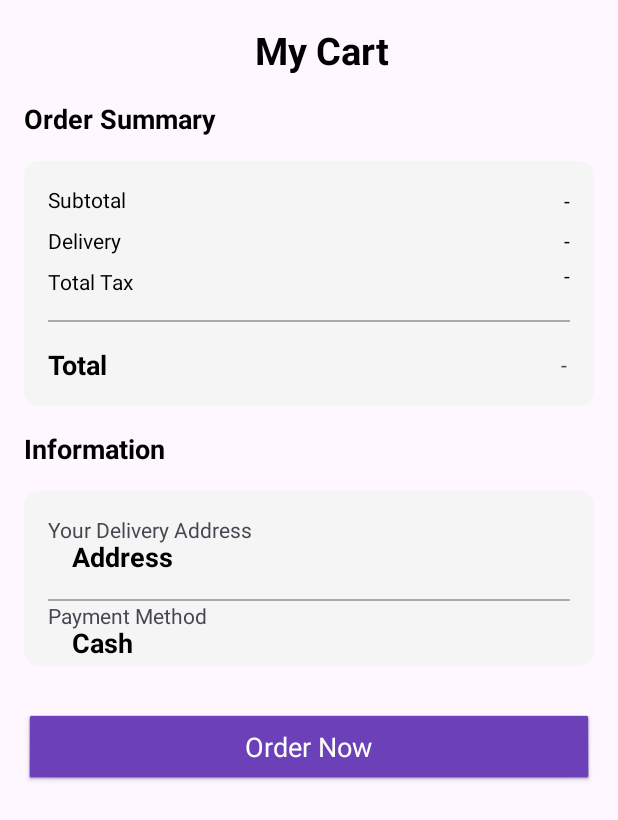
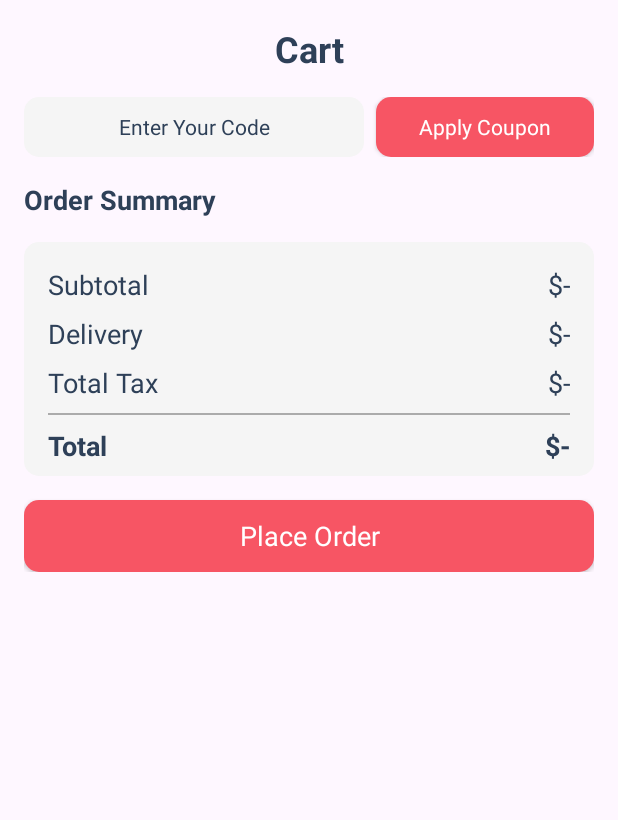
Before and after one commit to EyelessJack0903/AppNhom6, an Android app: the CartActivity screen opened directly, with no data from a screen before it, on a phone screen of 412 x 824 dp. Shown: the top 820 px of the screen. Run offline under Robolectric (Android 15) with nearby library versions, the phone set to English and light mode, and no system bars.

```diff
--- /dev/null
+++ b/app/src/main/res/drawable/red_button_background2.xml
@@ -0,0 +1,9 @@
+<?xml version="1.0" encoding="utf-8"?>
+<selector xmlns:android="http://schemas.android.com/apk/res/android">
+<item>
+    <shape android:shape="rectangle">
+        <solid android:color="@color/red"/>
+        <corners android:radius="10dp"/>
+    </shape>
+</item>
+</selector>
--- a/app/src/main/res/layout/activity_cart.xml
+++ b/app/src/main/res/layout/activity_cart.xml
@@ -7,16 +7,16 @@
     android:layout_height="match_parent"
     tools:context=".Activity.CartActivity">
 
-    <TextView
-        android:id="@+id/textView3"
+    <ImageView
+        android:id="@+id/backBtn"
         android:layout_width="wrap_content"
         android:layout_height="wrap_content"
-        android:text="Your Cart is empty"
-        android:visibility="gone"
-        app:layout_constraintBottom_toBottomOf="parent"
-        app:layout_constraintEnd_toEndOf="parent"
+        android:layout_marginStart="16dp"
+        android:layout_marginTop="16dp"
+        android:padding="4dp"
         app:layout_constraintStart_toStartOf="parent"
-        app:layout_constraintTop_toTopOf="parent" />
+        app:layout_constraintTop_toTopOf="parent"
+        tools:srcCompat="@drawable/arrow" />
 
     <ScrollView
         android:layout_width="match_parent"
@@ -28,282 +28,180 @@
             android:orientation="vertical"
             android:padding="16dp">
 
-            <LinearLayout
+            <TextView
+                android:id="@+id/textView4"
                 android:layout_width="match_parent"
-                android:layout_height="match_parent"
-                android:orientation="horizontal">
-
-                <ImageView
-                    android:id="@+id/backBtn"
-                    android:layout_width="wrap_content"
-                    android:layout_height="wrap_content"
-                    android:padding="8dp"
-                    tools:srcCompat="@drawable/arrow" />
-
-                <TextView
-                    android:id="@+id/textView7"
-                    android:layout_width="wrap_content"
-                    android:layout_height="wrap_content"
-                    android:layout_gravity="center"
-                    android:layout_weight="1"
-
-                    android:text="My Cart"
-                    android:textAlignment="center"
-                    android:textColor="@color/black"
-                    android:textSize="25sp"
-                    android:textStyle="bold" />
-            </LinearLayout>
+                android:layout_height="wrap_content"
+                android:text="Cart"
+                android:textStyle="bold"
+                android:textAlignment="center"
+                android:textSize="24sp"
+                android:textColor="@color/blue_grey"
+                />
 
             <androidx.recyclerview.widget.RecyclerView
                 android:id="@+id/cartView"
                 android:layout_width="match_parent"
+                android:clipToPadding="false"
                 android:layout_height="match_parent" />
 
+            <LinearLayout
+                android:layout_width="match_parent"
+                android:layout_height="match_parent"
+                android:layout_marginTop="16dp"
+                android:orientation="horizontal">
+
+                <EditText
+                    android:id="@+id/editTextText"
+                    android:layout_width="wrap_content"
+                    android:layout_height="40dp"
+                    android:layout_marginEnd="8dp"
+                    android:layout_weight="1"
+                    android:background="@drawable/grey_background"
+                    android:ems="10"
+                    android:hint="Enter Your Code"
+                    android:inputType="text"
+                    android:textAlignment="center"
+                    android:textColor="@color/blue_grey"
+                    android:textColorHint="@color/blue_grey"
+                    android:textSize="14sp" />
+
+                <androidx.appcompat.widget.AppCompatButton
+                    android:id="@+id/button"
+                    style="@android:style/Widget.Button"
+                    android:layout_width="145dp"
+                    android:layout_height="40dp"
+                    android:background="@drawable/red_button_background2"
+
+                    android:text="Apply Coupon"
+                    android:textColor="@color/white" />
+            </LinearLayout>
+
             <TextView
-                android:id="@+id/textView11"
+                android:id="@+id/textView5"
                 android:layout_width="match_parent"
                 android:layout_height="wrap_content"
                 android:text="Order Summary"
-                android:textColor="@color/black"
+                android:textColor="@color/blue_grey"
+                android:textSize="18sp"
                 android:textStyle="bold"
-                android:textSize="18sp"
                 android:layout_marginTop="16dp"
-                android:layout_marginBottom="16dp"
                 />
 
             <androidx.constraintlayout.widget.ConstraintLayout
                 android:layout_width="match_parent"
-                android:layout_height="163dp"
+                android:layout_height="wrap_content"
+                android:layout_marginTop="16dp"
                 android:background="@drawable/grey_background">
 
-                <TextView
-                    android:id="@+id/textView29"
-                    android:layout_width="wrap_content"
-                    android:layout_height="wrap_content"
-                    android:layout_marginStart="16dp"
-                    android:layout_marginTop="8dp"
-                    android:text="Total Tax"
-                    android:textColor="@color/black"
-                    app:layout_constraintStart_toStartOf="parent"
-                    app:layout_constraintTop_toBottomOf="@+id/textView27" />
 
                 <TextView
-                    android:id="@+id/totalFeeTxt"
-                    android:layout_width="wrap_content"
-                    android:layout_height="wrap_content"
-                    android:layout_marginTop="-10dp"
-                    android:layout_marginEnd="16dp"
-                    android:text="-"
-                    android:textColor="@color/black"
-                    app:layout_constraintBottom_toBottomOf="@+id/textView27"
-                    app:layout_constraintEnd_toEndOf="parent"
-                    app:layout_constraintTop_toTopOf="parent" />
-
-                <TextView
-                    android:id="@+id/textView27"
-                    android:layout_width="wrap_content"
-                    android:layout_height="wrap_content"
-                    android:layout_marginStart="16dp"
-                    android:layout_marginTop="8dp"
-                    android:text="Delivery"
-                    android:textColor="@color/black"
-                    app:layout_constraintStart_toStartOf="parent"
-                    app:layout_constraintTop_toBottomOf="@+id/textView23" />
-
-                <TextView
-                    android:id="@+id/taxTxt"
-                    android:layout_width="wrap_content"
-                    android:layout_height="wrap_content"
-                    android:layout_marginEnd="16dp"
-                    android:text="-"
-                    android:textColor="@color/black"
-                    app:layout_constraintBottom_toBottomOf="@+id/textView29"
-                    app:layout_constraintEnd_toEndOf="parent"
-                    app:layout_constraintTop_toBottomOf="@+id/textView27" />
-
-                <TextView
-                    android:id="@+id/textView23"
+                    android:id="@+id/textView7"
+                    style="@style/textStyle"
                     android:layout_width="wrap_content"
                     android:layout_height="wrap_content"
                     android:layout_marginStart="16dp"
                     android:layout_marginTop="16dp"
                     android:text="Subtotal"
-                    android:textColor="@color/black"
                     app:layout_constraintStart_toStartOf="parent"
                     app:layout_constraintTop_toTopOf="parent" />
 
                 <TextView
-                    android:id="@+id/deliveryTxt"
+                    android:id="@+id/textView8"
+                    style="@style/textStyle"
+                    android:layout_width="wrap_content"
+                    android:layout_height="wrap_content"
+                    android:layout_marginTop="8dp"
+                    android:text="Delivery"
+                    app:layout_constraintStart_toStartOf="@+id/textView7"
+                    app:layout_constraintTop_toBottomOf="@+id/textView7" />
+
+                <TextView
+                    android:id="@+id/textView16"
+                    style="@style/textStyle"
+                    android:layout_width="wrap_content"
+                    android:layout_height="wrap_content"
+                    android:layout_marginTop="8dp"
+                    android:text="Total Tax"
+                    app:layout_constraintStart_toStartOf="@+id/textView8"
+                    app:layout_constraintTop_toBottomOf="@+id/textView8" />
+
+                <TextView
+                    android:id="@+id/textView17"
+                    style="@style/textStyle"
                     android:layout_width="wrap_content"
                     android:layout_height="wrap_content"
                     android:layout_marginEnd="16dp"
-                    android:text="-"
-                    android:textColor="@color/black"
+                    android:text="$-"
                     app:layout_constraintEnd_toEndOf="parent"
-                    app:layout_constraintTop_toTopOf="@+id/textView27" />
+                    app:layout_constraintTop_toTopOf="@+id/textView7" />
+
+                <TextView
+                    android:id="@+id/textView18"
+                    style="@style/textStyle"
+                    android:layout_width="wrap_content"
+                    android:layout_height="wrap_content"
+                    android:layout_marginTop="8dp"
+                    android:text="$-"
+                    app:layout_constraintEnd_toEndOf="@+id/textView17"
+                    app:layout_constraintTop_toBottomOf="@+id/textView17" />
+
+                <TextView
+                    android:id="@+id/textView19"
+                    style="@style/textStyle"
+                    android:layout_width="wrap_content"
+                    android:layout_height="wrap_content"
+                    android:layout_marginTop="8dp"
+                    android:text="$-"
+                    app:layout_constraintEnd_toEndOf="@+id/textView18"
+                    app:layout_constraintTop_toBottomOf="@+id/textView18" />
 
                 <View
                     android:id="@+id/view3"
                     android:layout_width="0dp"
                     android:layout_height="1dp"
                     android:layout_marginStart="16dp"
-                    android:layout_marginTop="16dp"
+                    android:layout_marginTop="8dp"
                     android:layout_marginEnd="16dp"
                     android:background="#ABABAB"
                     app:layout_constraintEnd_toEndOf="parent"
                     app:layout_constraintStart_toStartOf="parent"
-                    app:layout_constraintTop_toBottomOf="@+id/textView29" />
+                    app:layout_constraintTop_toBottomOf="@+id/textView16" />
 
                 <TextView
-                    android:id="@+id/textView30"
+                    android:id="@+id/textView20"
+                    style="@style/textStyleBold"
                     android:layout_width="wrap_content"
                     android:layout_height="wrap_content"
-                    android:layout_marginTop="16dp"
+                    android:layout_marginTop="8dp"
                     android:text="Total"
-                    android:textColor="@color/black"
-                    android:textSize="18sp"
-                    android:textStyle="bold"
-                    app:layout_constraintStart_toStartOf="@+id/textView29"
+                    app:layout_constraintStart_toStartOf="@+id/textView16"
                     app:layout_constraintTop_toBottomOf="@+id/view3" />
 
                 <TextView
-                    android:id="@+id/totalTxt"
-                    android:layout_width="wrap_content"
-                    android:layout_height="wrap_content"
-                    android:layout_marginEnd="18sp"
-                    android:text="-"
-                    app:layout_constraintBottom_toBottomOf="@+id/textView30"
-                    app:layout_constraintEnd_toEndOf="parent"
-                    app:layout_constraintTop_toTopOf="@+id/textView30" />
-            </androidx.constraintlayout.widget.ConstraintLayout>
-
-            <TextView
-                android:id="@+id/textView4"
-                android:layout_width="match_parent"
-                android:layout_height="wrap_content"
-                android:layout_marginTop="16dp"
-                android:layout_marginBottom="16dp"
-                android:text="Information"
-                android:textColor="@color/black"
-                android:textSize="18sp"
-                android:textStyle="bold" />
-
-            <androidx.constraintlayout.widget.ConstraintLayout
-                android:layout_width="match_parent"
-                android:layout_height="wrap_content"
-                android:background="@drawable/grey_background">
-
-                <TextView
-                    android:id="@+id/textView5"
-                    android:layout_width="wrap_content"
-                    android:layout_height="wrap_content"
-                    android:layout_marginStart="16dp"
-                    android:layout_marginTop="16dp"
-                    android:text="Your Delivery Address"
-                    app:layout_constraintStart_toStartOf="parent"
-                    app:layout_constraintTop_toTopOf="parent" />
-
-                <ImageView
-                    android:id="@+id/imageView"
-                    android:layout_width="wrap_content"
-                    android:layout_height="wrap_content"
-                    android:layout_marginTop="8dp"
-                    app:layout_constraintStart_toStartOf="@+id/textView5"
-                    app:layout_constraintTop_toBottomOf="@+id/textView5"
-                    tools:srcCompat="@drawable/location" />
-
-                <TextView
-                    android:id="@+id/textView8"
-                    android:layout_width="wrap_content"
-                    android:layout_height="wrap_content"
-                    android:layout_marginStart="16dp"
-                    android:text="Address"
-                    android:textColor="@color/black"
-                    android:textSize="18sp"
-                    android:textStyle="bold"
-                    app:layout_constraintBottom_toBottomOf="@+id/imageView"
-                    app:layout_constraintStart_toEndOf="@+id/imageView"
-                    app:layout_constraintTop_toTopOf="@+id/imageView" />
-
-                <ImageView
-                    android:id="@+id/imageView4"
+                    android:id="@+id/textView21"
+                    style="@style/textStyleBold"
                     android:layout_width="wrap_content"
                     android:layout_height="wrap_content"
                     android:layout_marginEnd="16dp"
-                    app:layout_constraintBottom_toBottomOf="@+id/textView8"
+                    android:layout_marginBottom="8dp"
+                    android:text="$-"
+                    app:layout_constraintBottom_toBottomOf="parent"
                     app:layout_constraintEnd_toEndOf="parent"
-                    app:layout_constraintTop_toTopOf="@+id/textView5"
-                    tools:srcCompat="@drawable/arrow_detail" />
-
-                <View
-                    android:id="@+id/view5"
-                    android:layout_width="0dp"
-                    android:layout_height="1dp"
-                    android:layout_marginStart="16dp"
-                    android:layout_marginTop="16dp"
-                    android:layout_marginEnd="16dp"
-                    android:background="#ABABAB"
-                    app:layout_constraintEnd_toEndOf="parent"
-                    app:layout_constraintStart_toStartOf="parent"
-                    app:layout_constraintTop_toBottomOf="@+id/textView8" />
-
-                <TextView
-                    android:id="@+id/textView20"
-                    android:layout_width="wrap_content"
-                    android:layout_height="wrap_content"
-                    android:text="Payment Method"
-                    app:layout_constraintStart_toStartOf="@+id/imageView"
-                    app:layout_constraintTop_toBottomOf="@+id/view5" />
-
-                <ImageView
-                    android:id="@+id/imageView9"
-                    android:layout_width="wrap_content"
-                    android:layout_height="wrap_content"
-                    android:layout_marginTop="8dp"
-                    android:layout_marginBottom="16dp"
-                    app:layout_constraintBottom_toBottomOf="parent"
-                    app:layout_constraintStart_toStartOf="@+id/textView20"
-                    app:layout_constraintTop_toBottomOf="@+id/textView20"
-                    tools:srcCompat="@drawable/credit_card" />
-
-                <TextView
-                    android:id="@+id/textView21"
-                    android:layout_width="wrap_content"
-                    android:layout_height="wrap_content"
-                    android:layout_marginStart="16dp"
-                    android:text="Cash"
-                    android:textColor="@color/black"
-                    android:textSize="18sp"
-                    android:textStyle="bold"
-                    app:layout_constraintBottom_toBottomOf="@+id/imageView9"
-                    app:layout_constraintStart_toEndOf="@+id/imageView9"
-                    app:layout_constraintTop_toTopOf="@+id/imageView9" />
-
-                <ImageView
-                    android:id="@+id/imageView10"
-                    android:layout_width="wrap_content"
-                    android:layout_height="wrap_content"
-                    android:layout_marginEnd="16dp"
-                    app:layout_constraintBottom_toBottomOf="@+id/textView21"
-                    app:layout_constraintEnd_toEndOf="parent"
-                    app:layout_constraintTop_toTopOf="@+id/textView20"
-                    tools:srcCompat="@drawable/arrow_detail" />
-
+                    app:layout_constraintTop_toTopOf="@+id/textView20" />
             </androidx.constraintlayout.widget.ConstraintLayout>
 
             <androidx.appcompat.widget.AppCompatButton
-                android:id="@+id/button"
                 style="@android:style/Widget.Button"
+                android:layout_marginTop="16dp"
+                android:id="@+id/button2"
+                android:background="@drawable/red_button_background2"
                 android:layout_width="match_parent"
                 android:layout_height="wrap_content"
-                android:layout_marginTop="32dp"
-                android:backgroundTint="#673AB7"
-                android:text="Order Now"
+                android:text="Place Order"
                 android:textColor="@color/white"
                 android:textSize="18sp"
                 />
-
         </LinearLayout>
     </ScrollView>
-
 </androidx.constraintlayout.widget.ConstraintLayout>
--- a/app/src/main/res/layout/viewholder_cart.xml
+++ /dev/null
@@ -1,115 +0,0 @@
-<?xml version="1.0" encoding="utf-8"?>
-<androidx.constraintlayout.widget.ConstraintLayout xmlns:android="http://schemas.android.com/apk/res/android"
-    xmlns:app="http://schemas.android.com/apk/res-auto"
-    xmlns:tools="http://schemas.android.com/tools"
-    android:layout_width="match_parent"
-    android:layout_height="wrap_content"
-    android:layout_marginTop="8dp"
-    android:layout_marginBottom="8dp"
-    android:background="@drawable/grey_background">
-
-    <View
-        android:id="@+id/view6"
-        android:layout_width="70dp"
-        android:layout_height="70dp"
-        android:layout_marginStart="8dp"
-        android:layout_marginTop="8dp"
-        android:layout_marginEnd="8dp"
-        android:layout_marginBottom="8dp"
-        android:background="@drawable/white_background4"
-        app:layout_constraintBottom_toBottomOf="parent"
-        app:layout_constraintStart_toStartOf="parent"
-        app:layout_constraintTop_toTopOf="parent" />
-
-    <ImageView
-        android:id="@+id/pic"
-        android:layout_width="64dp"
-        android:layout_height="64dp"
-        app:layout_constraintBottom_toBottomOf="@+id/view6"
-        app:layout_constraintEnd_toEndOf="@+id/view6"
-        app:layout_constraintStart_toStartOf="@+id/view6"
-        app:layout_constraintTop_toTopOf="@+id/view6"
-
-         />
-
-    <TextView
-        android:id="@+id/titleTxt"
-        android:layout_width="wrap_content"
-        android:layout_height="wrap_content"
-        android:layout_marginStart="16dp"
-        android:text="title"
-        android:textColor="@color/black"
-        android:textSize="18sp"
-        android:textStyle="bold"
-        app:layout_constraintStart_toEndOf="@+id/view6"
-        app:layout_constraintTop_toTopOf="@+id/view6" />
-
-    <TextView
-        android:id="@+id/feeEachItem"
-        android:layout_width="wrap_content"
-        android:layout_height="wrap_content"
-        android:layout_marginStart="16dp"
-        android:text="0"
-        android:textSize="18sp"
-        android:textColor="@color/black"
-        app:layout_constraintBottom_toBottomOf="@+id/view6"
-        app:layout_constraintStart_toEndOf="@+id/view6" />
-
-    <TextView
-        android:id="@+id/totalEachItem"
-        android:layout_width="wrap_content"
-        android:layout_height="wrap_content"
-        android:layout_marginTop="16dp"
-        android:layout_marginEnd="16dp"
-        android:text="0"
-        android:textColor="@color/black"
-        android:textSize="18sp"
-        android:textStyle="bold"
-        app:layout_constraintEnd_toEndOf="parent"
-        app:layout_constraintTop_toTopOf="parent" />
-
-    <androidx.constraintlayout.widget.ConstraintLayout
-        android:id="@+id/constraintLayout"
-        android:layout_width="100dp"
-        android:layout_height="match_parent"
-        app:layout_constraintBottom_toBottomOf="@+id/feeEachItem"
-        app:layout_constraintEnd_toEndOf="@+id/totalEachItem">
-
-        <TextView
-            android:id="@+id/plusCartBtn"
-            android:layout_width="28dp"
-            android:layout_height="28dp"
-            android:text="+"
-            android:gravity="center"
-            android:textColor="@color/black"
-            android:background="@drawable/white_circle_background"
-            app:layout_constraintBottom_toBottomOf="parent"
-            app:layout_constraintEnd_toEndOf="parent"
-            app:layout_constraintTop_toTopOf="parent" />
-
-        <TextView
-            android:id="@+id/numberItemTxt"
-            android:layout_width="wrap_content"
-            android:layout_height="wrap_content"
-            android:text="0"
-            android:textSize="18sp"
-            android:layout_marginEnd="12dp"
-            android:textColor="@color/black"
-            android:textStyle="bold"
-            app:layout_constraintBottom_toBottomOf="parent"
-            app:layout_constraintEnd_toStartOf="@+id/plusCartBtn"
-            app:layout_constraintTop_toTopOf="parent" />
-
-        <TextView
-            android:id="@+id/minusCartBtn"
-            android:layout_width="28dp"
-            android:layout_height="28dp"
-            android:text="-"
-            android:gravity="center"
-            android:background="@drawable/white_circle_background"
-            android:textColor="@color/black"
-            app:layout_constraintBottom_toBottomOf="parent"
-            app:layout_constraintEnd_toStartOf="@+id/numberItemTxt"
-            app:layout_constraintTop_toTopOf="parent" />
-    </androidx.constraintlayout.widget.ConstraintLayout>
-</androidx.constraintlayout.widget.ConstraintLayout>
--- a/app/src/main/res/values/themes.xml
+++ b/app/src/main/res/values/themes.xml
@@ -6,4 +6,23 @@
     </style>
 
     <style name="Theme.MyAppLaptop" parent="Base.Theme.MyAppLaptop" />
+    <style name="textStyle" parent="Widget.AppCompat.TextView">
+        <item name="android:textColor">
+            @color/blue_grey
+        </item>
+        <item name="android:textSize">18sp</item>
+
+
+
+    </style>
+    <style name="textStyleBold" parent="Widget.AppCompat.TextView">
+        <item name="android:textColor">
+            @color/blue_grey
+        </item>
+        <item name="android:textSize">18sp</item>
+        <item name="android:textStyle">bold</item>
+
+
+
+    </style>
 </resources>
```
